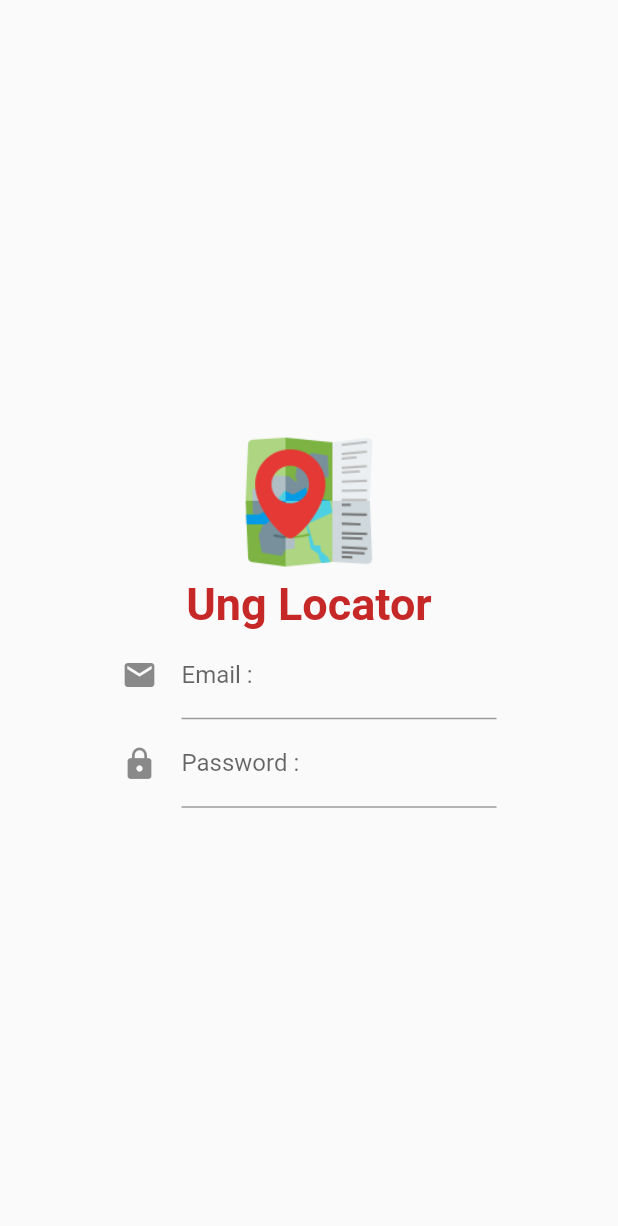
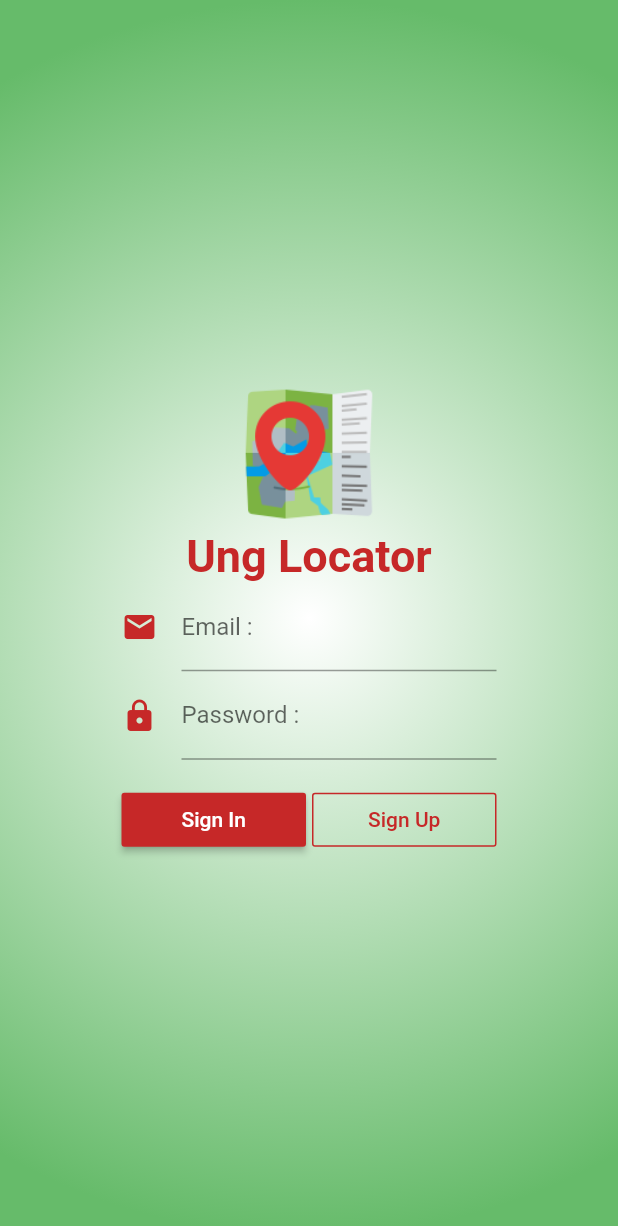
Before and after one commit to masterUNG/UngLocator, a Flutter app: the screen it shows after launch, on a phone screen of 412 x 824 dp. Shown: the top 1226 px of the screen. Run offline on Flutter 3.47's test engine with Material 2 defaults, Android fonts, the phone set to English and light mode, and no system bars.

Commit message:
Design UI Home Success

```diff
--- a/lib/screens/home.dart
+++ b/lib/screens/home.dart
@@ -9,12 +9,55 @@ class _HomeState extends State<Home> {
   // Explicit
 
   // Method
+  Widget signUpButton() {
+    return Expanded(
+      child: OutlineButton(
+        borderSide: BorderSide(color: Colors.red[800]),
+        child: Text(
+          'Sign Up',
+          style: TextStyle(color: Colors.red[800]),
+        ),
+        onPressed: () {},
+      ),
+    );
+  }
+
+  Widget signInButton() {
+    return Expanded(
+      child: RaisedButton(
+        color: Colors.red[800],
+        child: Text(
+          'Sign In',
+          style: TextStyle(color: Colors.white),
+        ),
+        onPressed: () {},
+      ),
+    );
+  }
+
+  Widget showButton() {
+    return Container(
+      width: 250.0,
+      child: Row(
+        mainAxisSize: MainAxisSize.max,
+        children: <Widget>[
+          signInButton(),
+          SizedBox(
+            width: 4.0,
+          ),
+          signUpButton(),
+        ],
+      ),
+    );
+  }
+
   Widget emailText() {
     return Container(
       width: 250.0,
-      child: TextFormField(keyboardType: TextInputType.emailAddress,
+      child: TextFormField(
+        keyboardType: TextInputType.emailAddress,
         decoration: InputDecoration(
-          icon: Icon(Icons.email),
+          icon: Icon(Icons.email, color: Colors.red[800],),
           labelText: 'Email :',
         ),
       ),
@@ -24,9 +67,10 @@ class _HomeState extends State<Home> {
   Widget passwordText() {
     return Container(
       width: 250.0,
-      child: TextFormField(obscureText: true,
+      child: TextFormField(
+        obscureText: true,
         decoration: InputDecoration(
-          icon: Icon(Icons.lock),
+          icon: Icon(Icons.lock, color: Colors.red[800],),
           labelText: 'Password :',
         ),
       ),
@@ -56,6 +100,12 @@ class _HomeState extends State<Home> {
   Widget build(BuildContext context) {
     return Scaffold(
       body: SafeArea(
+        child: Container(
+          decoration: BoxDecoration(
+            gradient: RadialGradient(
+              colors: [Colors.white, Colors.green[400]],radius: 1.0,
+            ),
+          ),
           child: Center(
             child: Column(
               mainAxisSize: MainAxisSize.min,
@@ -64,7 +114,12 @@ class _HomeState extends State<Home> {
                 showAppName(),
                 emailText(),
                 passwordText(),
+                SizedBox(
+                  height: 16.0,
+                ),
+                showButton(),
               ],
+            ),
           ),
         ),
       ),
```
Lines whose indentation alone changed are shown as unchanged.
